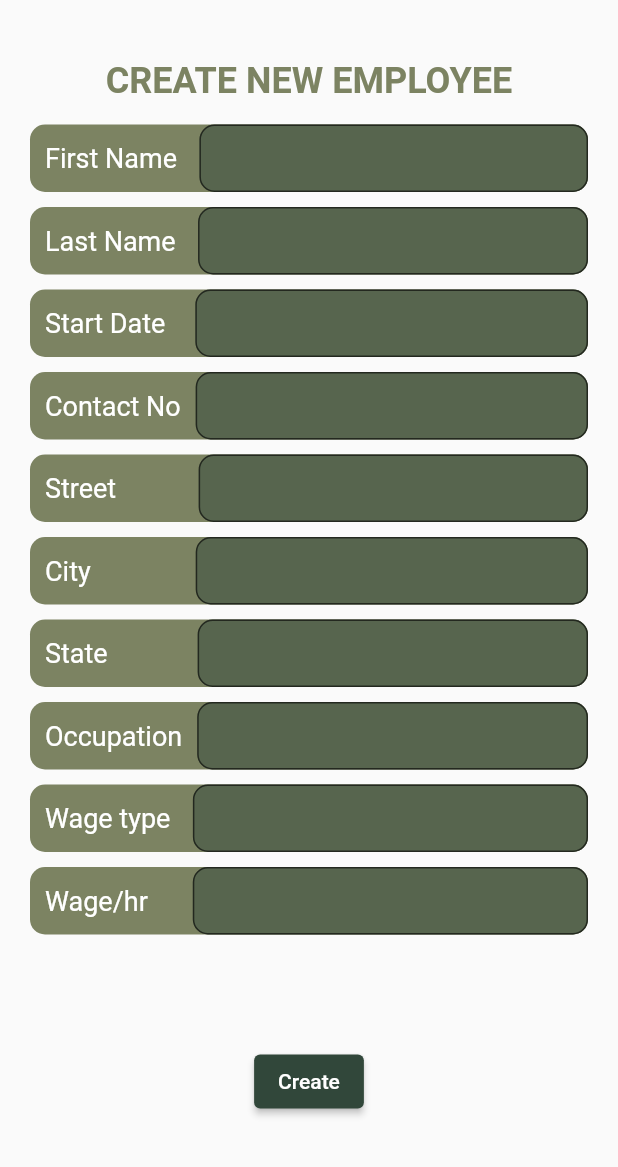
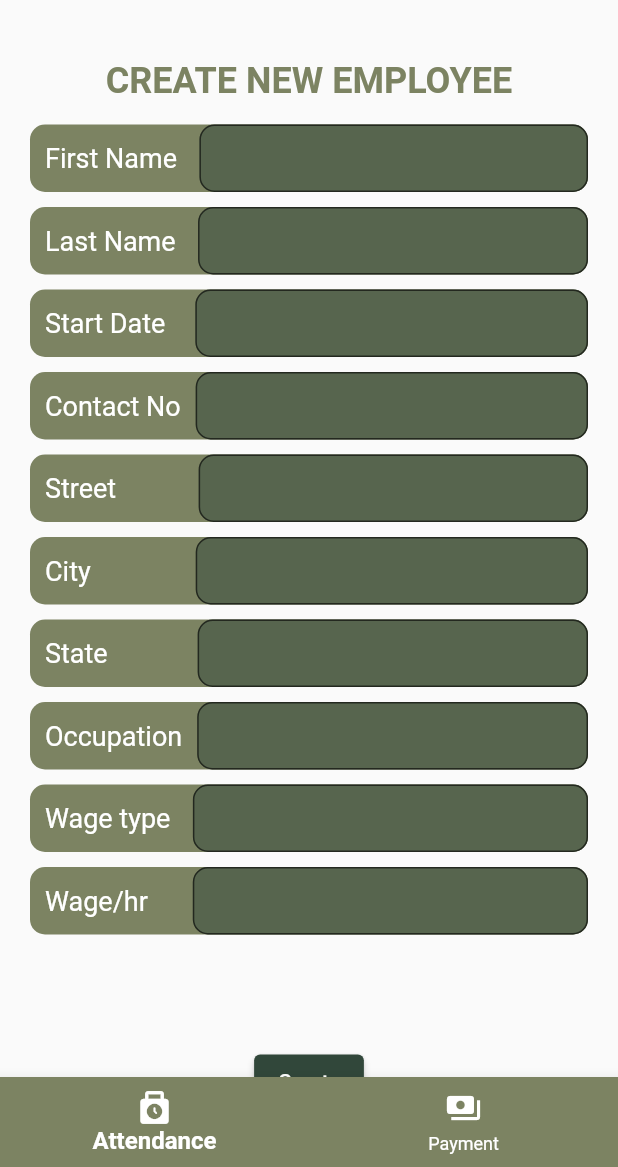
Before and after one commit to KrishnanDevika/PayWage, a Flutter app: the screen it shows after launch, after a tap on the "add" icon, on a phone screen of 412 x 824 dp, the part 69-1236 px from its top. Run offline on Flutter 3.47's test engine with Material 2 defaults, Android fonts, the phone set to English and light mode, and no system bars.

Commit message:
Seperated Bottom Navigation bar and made it common reusable bottom bar

```diff
--- /dev/null
+++ b/lib/common/BottomNavigationBar.dart
@@ -0,0 +1,50 @@
+import 'package:flutter/material.dart';
+
+// class BottomNavigation extends StatefulWidget {
+//   const BottomNavigation({super.key});
+//
+//
+//
+// @override
+// State<BottomNavigation> createState() => _BottomNavigationState();
+// }
+//
+// class _BottomNavigationState extends State<BottomNavigation> {
+//
+//   int _selectedIndex = 0;
+//
+//
+//   void _onItemTapped(int index) {
+//     setState(() {
+//       _selectedIndex = index;
+//     });
+//   }
+Widget BottomNavigation(int index) {
+
+  int _selectedIndex = index;
+    return BottomNavigationBar(
+      backgroundColor: Color(0xff7C8362),
+      currentIndex: _selectedIndex,
+     onTap: (index){
+        setState(){
+          _selectedIndex = index;
+        }
+     },
+      selectedFontSize: 20,
+      selectedIconTheme: IconThemeData(color: Colors.white, size: 25),
+      selectedLabelStyle: TextStyle(fontWeight: FontWeight.bold, fontSize: 16),
+      items: <BottomNavigationBarItem>[
+        BottomNavigationBarItem(
+            activeIcon: Icon(Icons.punch_clock_rounded),
+            icon: Icon(Icons.calendar_month_outlined),
+            label: 'Attendance'),
+        BottomNavigationBarItem(
+            activeIcon: Icon(Icons.payment_rounded),
+            icon: Icon(Icons.payments),
+            label: 'Payment'),
+      ],
+      unselectedItemColor: Colors.white,
+      selectedItemColor: Colors.white,
+
+    );
+  }
--- a/lib/views/add_employee.dart
+++ b/lib/views/add_employee.dart
@@ -1,6 +1,7 @@
 import 'package:flutter/material.dart';
 import 'package:intl/intl.dart';
 import 'package:paywage/common/myAppBar.dart';
+import 'package:paywage/common/BottomNavigationBar.dart';
 
 class AddEmployeePage extends StatefulWidget {
   const AddEmployeePage({super.key, required this.title});
@@ -328,6 +329,8 @@ class _AddEmployeePageState extends State<AddEmployeePage> {
 
       ),
 
+      bottomNavigationBar: BottomNavigation(0),
+
     );
   }
 }
--- a/lib/views/attendance_page.dart
+++ b/lib/views/attendance_page.dart
@@ -2,6 +2,7 @@ import 'package:flutter/material.dart';
 import 'package:paywage/views/add_employee.dart';
 import 'package:intl/intl.dart';
 import 'package:paywage/common/myAppBar.dart';
+import 'package:paywage/common/BottomNavigationBar.dart';
 
 
 class AttendancePage extends StatefulWidget {
@@ -391,7 +392,7 @@ class _AttendancePageState extends State<AttendancePage> {
         ),
       ),
 
-      bottomNavigationBar: BottomNavigationBar(
+      bottomNavigationBar: BottomNavigation(0),/*BottomNavigationBar(
         backgroundColor: Color(0xff7C8362),
         currentIndex: _selectedIndex,
         onTap: _onItemTapped,
@@ -410,7 +411,7 @@ class _AttendancePageState extends State<AttendancePage> {
         ],
         unselectedItemColor: Colors.white,
         selectedItemColor: Colors.white,
-      ), // This trailing comma makes auto-formatting nicer for build methods.
+      ), */// This trailing comma makes auto-formatting nicer for build methods.
     );
   }
 }
```
